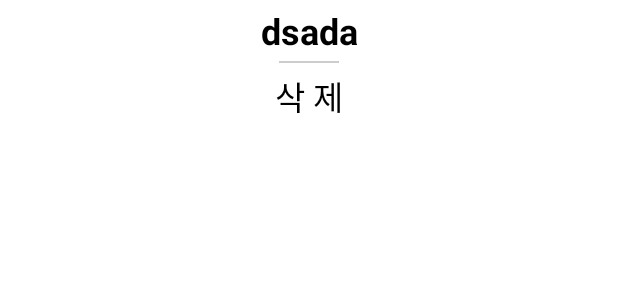
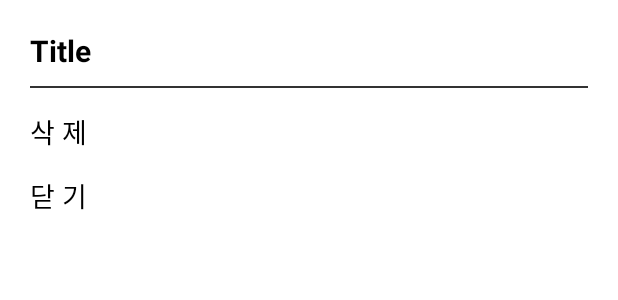
Before and after one commit to Notepad96/Android_ToyProject, an Android app: the layout mainlist_item_long_dialog.xml on its own in the app's theme, with its tools: preview values and no code run, on a phone screen of 412 x 824 dp. Shown: the top 300 px of the screen. Run offline under Robolectric (Android 15) with nearby library versions, the phone set to English and light mode, and no system bars.

Commit message:
dialog corner add

```diff
--- a/NotepadList/app/src/main/java/com/example/notepadlist/MainListAdapter.kt
+++ b/NotepadList/app/src/main/java/com/example/notepadlist/MainListAdapter.kt
@@ -4,6 +4,8 @@ import android.app.Activity
 import android.app.AlertDialog
 import android.content.Context
 import android.content.Intent
+import android.graphics.Color
+import android.graphics.drawable.ColorDrawable
 import android.util.Log
 import android.view.LayoutInflater
 import android.view.View
@@ -46,6 +48,7 @@ class MainListAdapter(private val list: MutableList<Note>?): RecyclerView.Adapte
                 setView(layout)
             }
             var dialog = build.create()
+            dialog.window?.setBackgroundDrawable(ColorDrawable(Color.TRANSPARENT))
             dialog.show()
             layout.vTextNoteListItemDiaTitle.setText(list!![position].title)
 
--- /dev/null
+++ b/NotepadList/app/src/main/res/drawable/dialog_rounded_style.xml
@@ -0,0 +1,6 @@
+<?xml version="1.0" encoding="utf-8"?>
+<shape xmlns:android="http://schemas.android.com/apk/res/android"
+    android:shape="rectangle">
+    <solid android:color="@color/white"/>
+    <corners android:radius="15dp"/>
+</shape>
--- a/NotepadList/app/src/main/res/layout/mainlist_item_long_dialog.xml
+++ b/NotepadList/app/src/main/res/layout/mainlist_item_long_dialog.xml
@@ -1,31 +1,40 @@
 <?xml version="1.0" encoding="utf-8"?>
 <LinearLayout xmlns:android="http://schemas.android.com/apk/res/android"
     android:layout_width="match_parent"
-    android:layout_height="200dp"
-    android:orientation="vertical">
+    android:layout_height="wrap_content"
+    android:padding="20dp"
+    android:orientation="vertical"
+    android:background="@drawable/dialog_rounded_style">
 
     <TextView
         android:id="@+id/vTextNoteListItemDiaTitle"
         android:layout_width="match_parent"
         android:layout_height="wrap_content"
-        android:text="dsada"
-        android:textSize="24sp"
-        android:gravity="center"
-        android:textStyle="bold"
-        android:padding="4dp"/>
+        android:text="Title"
+        android:textSize="20sp"
+        android:textStyle="bold"/>
+
     <View
-        android:layout_width="40dp"
+        android:layout_width="match_parent"
         android:layout_height="1dp"
-        android:background="#ccc"
-        android:layout_gravity="center"/>
+        android:layout_marginVertical="10dp"
+        android:background="#333"/>
 
     <TextView
         android:id="@+id/vTextNoteListItemDiaRemove"
         android:layout_width="match_parent"
         android:layout_height="wrap_content"
         android:text="삭 제"
-        android:textSize="22sp"
-        android:gravity="center"
-        android:padding="5dp" />
+        android:textSize="18sp"
+        android:paddingTop="5dp" />
+
+    <TextView
+        android:id="@+id/vTextNoteListItemDiaExit"
+        android:layout_width="match_parent"
+        android:layout_height="wrap_content"
+        android:text="닫 기"
+        android:textSize="18sp"
+        android:paddingTop="15dp"
+        android:paddingBottom="5dp"/>
 
 </LinearLayout>
```
